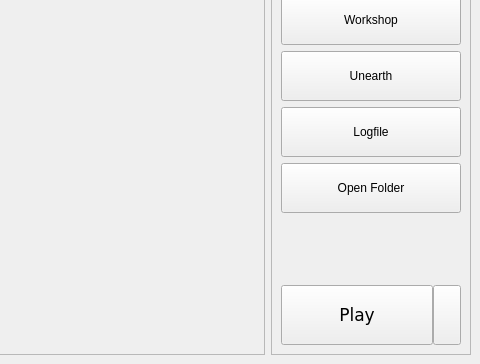
Before: the Qt Designer form ui/launchermainwindow.ui in yani/keeperfx-launcher-qt, drawn with Qt 5; both pictures show x 270 to 750 and y 136 to 500 of the 750 by 500 pixel window.
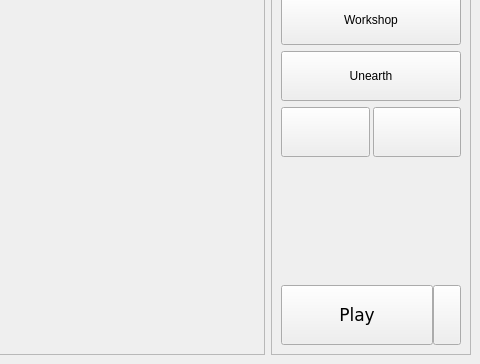
After: the same form once the commit is applied. Icons and pictures are not drawn.

Commit message: use icon buttons for logfile and open game folder in main window

Diff of the .ui file:
```diff
--- a/ui/launchermainwindow.ui
+++ b/ui/launchermainwindow.ui
@@ -269,6 +269,12 @@
         <height>0</height>
        </size>
       </property>
+      <property name="maximumSize">
+       <size>
+        <width>200</width>
+        <height>16777215</height>
+       </size>
+      </property>
       <property name="font">
        <font/>
       </property>
@@ -341,6 +347,30 @@
         </widget>
        </item>
        <item>
+        <widget class="QFrame" name="frame_2">
+         <property name="minimumSize">
+          <size>
+           <width>0</width>
+           <height>50</height>
+          </size>
+         </property>
+         <layout class="QHBoxLayout" name="horizontalLayout_3">
+          <property name="spacing">
+           <number>3</number>
+          </property>
+          <property name="leftMargin">
+           <number>0</number>
+          </property>
+          <property name="topMargin">
+           <number>0</number>
+          </property>
+          <property name="rightMargin">
+           <number>0</number>
+          </property>
+          <property name="bottomMargin">
+           <number>0</number>
+          </property>
+          <item>
         <widget class="QPushButton" name="logFileButton">
          <property name="minimumSize">
           <size>
@@ -351,8 +381,18 @@
          <property name="font">
           <font/>
          </property>
-         <property name="text">
-          <string comment="Button">Logfile</string>
+            <property name="toolTip">
+             <string comment="Button Tooltip">Open log file</string>
+            </property>
+            <property name="icon">
+             <iconset resource="../resources.qrc">
+              <normaloff>:/res/img/logfile-icon.png</normaloff>:/res/img/logfile-icon.png</iconset>
+            </property>
+            <property name="iconSize">
+             <size>
+              <width>24</width>
+              <height>24</height>
+             </size>
          </property>
         </widget>
        </item>
@@ -365,8 +405,21 @@
           </size>
          </property>
          <property name="text">
-          <string comment="Button">Open Folder</string>
-         </property>
+             <string notr="true"/>
+            </property>
+            <property name="icon">
+             <iconset resource="../resources.qrc">
+              <normaloff>:/res/img/folder-icon.png</normaloff>:/res/img/folder-icon.png</iconset>
+            </property>
+            <property name="iconSize">
+             <size>
+              <width>24</width>
+              <height>24</height>
+             </size>
+            </property>
+           </widget>
+          </item>
+         </layout>
         </widget>
        </item>
        <item>
```
Left out of the diff: 3 changed lines with no effect on the pictures. Lines whose indentation alone changed are shown as unchanged. The commit also changes 3 other files.
